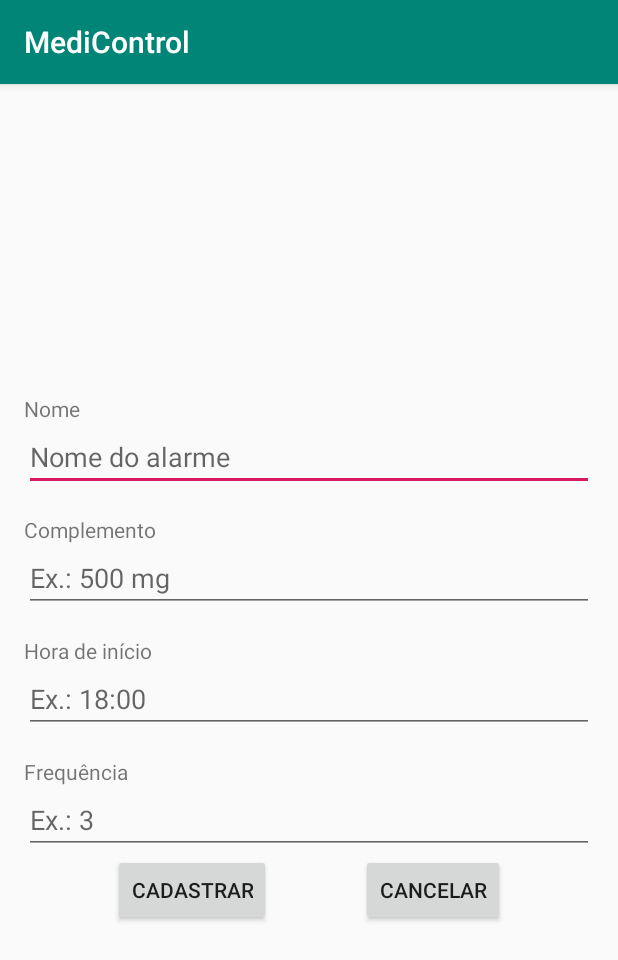
After one commit to hermanodfc/mpoo-medicontrol, an Android app: the AlarmeCadastroActivity screen opened directly, with no data from a screen before it, on a phone screen of 412 x 824 dp. The commit adds this screen. Shown: the top 960 px of the screen. Run offline under Robolectric (Android 15) with nearby library versions, the phone set to English and light mode, and no system bars.

Commit message:
Alteracoes por Thamires e Neto

```diff
--- a/app/src/main/AndroidManifest.xml
+++ b/app/src/main/AndroidManifest.xml
@@ -14,19 +14,21 @@
         android:roundIcon="@mipmap/ic_launcher_round"
         android:supportsRtl="true"
         android:theme="@style/AppTheme">
-        <activity android:name=".usuario.ui.CadastroActivity"></activity>
+        <activity android:name=".alarme.ui.AlarmeCadastroActivity"></activity>
+        <activity android:name=".usuario.ui.CadastroActivity" />
         <activity
             android:name=".usuario.ui.LoginActivity"
             android:label="@string/app_name">
             <intent-filter>
                 <action android:name="android.intent.action.MAIN" />
+
                 <category android:name="android.intent.category.LAUNCHER" />
             </intent-filter>
         </activity>
         <activity
             android:name=".infra.ui.MainActivity"
             android:label="@string/title_activity_main"
-            android:theme="@style/AppTheme.NoActionBar"></activity>
+            android:theme="@style/AppTheme.NoActionBar" />
     </application>
 
 </manifest>
--- /dev/null
+++ b/app/src/main/java/com/adht/android/medicontrol/alarme/persistencia/IAlarmeDao.java
@@ -0,0 +1,9 @@
+package com.adht.android.medicontrol.alarme.persistencia;
+
+import com.adht.android.medicontrol.alarme.dominio.Alarme;
+import com.adht.android.medicontrol.infra.MediControlException;
+
+public interface IAlarmeDao {
+    Alarme getAlarme(String nome) throws MediControlException;
+    void cadastrar(Alarme alarme) throws MediControlException;
+}
--- /dev/null
+++ b/app/src/main/res/layout/activity_alarme_cadastro.xml
@@ -0,0 +1,36 @@
+<?xml version="1.0" encoding="utf-8"?>
+<LinearLayout xmlns:android="http://schemas.android.com/apk/res/android"
+    xmlns:app="http://schemas.android.com/apk/res-auto"
+    xmlns:tools="http://schemas.android.com/tools"
+    android:layout_width="match_parent"
+    android:layout_height="wrap_content"
+    android:layout_gravity="center"
+    android:gravity="center"
+    android:orientation="vertical">
+
+    <ProgressBar
+        android:id="@+id/progressBarAlarmeCadastro"
+        style="@android:style/Widget.Holo.Light.ProgressBar.Large"
+        android:layout_width="wrap_content"
+        android:layout_height="wrap_content"
+        android:visibility="gone"
+        app:layout_constraintTop_toTopOf="parent"
+        tools:visibility="gone" />
+
+    <ScrollView
+        android:id="@+id/scrollViewAlarmeCadastro"
+        android:layout_width="match_parent"
+        android:layout_height="wrap_content">
+
+        <LinearLayout
+            android:layout_width="match_parent"
+            android:layout_height="wrap_content"
+            android:orientation="vertical">
+
+            <include layout="@layout/alarme" />
+
+            <include layout="@layout/cadastrar_buttons" />
+        </LinearLayout>
+    </ScrollView>
+
+</LinearLayout>
--- /dev/null
+++ b/app/src/main/res/layout/alarme.xml
@@ -0,0 +1,120 @@
+<?xml version="1.0" encoding="utf-8"?>
+<androidx.constraintlayout.widget.ConstraintLayout xmlns:android="http://schemas.android.com/apk/res/android"
+    xmlns:app="http://schemas.android.com/apk/res-auto"
+    xmlns:tools="http://schemas.android.com/tools"
+    android:layout_width="match_parent"
+    android:layout_height="wrap_content"
+    android:layout_gravity="center">
+
+    <ScrollView
+        android:layout_width="match_parent"
+        android:layout_height="match_parent">
+
+        <androidx.constraintlayout.widget.ConstraintLayout
+            android:layout_width="match_parent"
+            android:layout_height="match_parent">
+
+            <TextView
+                android:id="@+id/textViewNameAlarme"
+                android:layout_width="wrap_content"
+                android:layout_height="wrap_content"
+                android:layout_marginStart="16dp"
+                android:text="@string/name"
+                app:layout_constraintStart_toStartOf="parent"
+                app:layout_constraintTop_toTopOf="parent" />
+
+            <EditText
+                android:id="@+id/editTextNameAlarme"
+                android:layout_width="0dp"
+                android:layout_height="wrap_content"
+                android:layout_marginStart="16dp"
+                android:layout_marginEnd="16dp"
+                android:ems="10"
+                android:hint="@string/nome_do_alarme"
+                android:inputType="textPersonName"
+                app:layout_constraintEnd_toEndOf="parent"
+                app:layout_constraintHorizontal_bias="1.0"
+                app:layout_constraintStart_toStartOf="parent"
+                app:layout_constraintTop_toBottomOf="@+id/textViewNameAlarme" />
+
+
+
+
+            <TextView
+                android:id="@+id/textViewComplemento"
+                android:layout_width="wrap_content"
+                android:layout_height="wrap_content"
+                android:layout_marginStart="16dp"
+                android:layout_marginTop="16dp"
+                android:text="@string/complemento"
+                app:layout_constraintStart_toStartOf="parent"
+                app:layout_constraintTop_toBottomOf="@+id/editTextNameAlarme" />
+
+            <EditText
+                android:id="@+id/editTextComplemento"
+                android:layout_width="0dp"
+                android:layout_height="wrap_content"
+                android:layout_marginStart="16dp"
+                android:layout_marginEnd="16dp"
+                android:cursorVisible="false"
+                android:editable="false"
+                android:ems="10"
+                android:hint="@string/ex_complemento"
+                android:inputType="none"
+                android:maxLength="10"
+                app:layout_constraintEnd_toEndOf="parent"
+                app:layout_constraintStart_toStartOf="parent"
+                app:layout_constraintTop_toBottomOf="@+id/textViewComplemento" />
+
+            <TextView
+                android:id="@+id/textViewInicio"
+                android:layout_width="wrap_content"
+                android:layout_height="wrap_content"
+                android:layout_marginStart="16dp"
+                android:layout_marginTop="16dp"
+                android:text="@string/hora_de_inicio"
+                app:layout_constraintStart_toStartOf="parent"
+                app:layout_constraintTop_toBottomOf="@+id/editTextComplemento" />
+
+            <EditText
+                android:id="@+id/editTextInicio"
+                android:layout_width="0dp"
+                android:layout_height="wrap_content"
+                android:layout_marginStart="16dp"
+                android:layout_marginEnd="16dp"
+                android:ems="10"
+                android:hint="@string/ex_inicio"
+                android:inputType="textEmailAddress"
+                app:layout_constraintEnd_toEndOf="parent"
+                app:layout_constraintStart_toStartOf="parent"
+                app:layout_constraintTop_toBottomOf="@+id/textViewInicio" />
+
+            <TextView
+                android:id="@+id/textViewFrequencia"
+                android:layout_width="wrap_content"
+                android:layout_height="wrap_content"
+                android:layout_marginStart="16dp"
+                android:layout_marginTop="16dp"
+                android:text="@string/frequencia"
+                app:layout_constraintStart_toStartOf="parent"
+                app:layout_constraintTop_toBottomOf="@+id/editTextInicio" />
+
+            <EditText
+                android:id="@+id/editTextFrequencia"
+                android:layout_width="0dp"
+                android:layout_height="wrap_content"
+                android:layout_marginStart="16dp"
+                android:layout_marginEnd="16dp"
+                android:ems="10"
+                android:hint="@string/ex_frequencia"
+                android:inputType="textEmailAddress"
+                app:layout_constraintEnd_toEndOf="parent"
+                app:layout_constraintStart_toStartOf="parent"
+                app:layout_constraintTop_toBottomOf="@+id/textViewFrequencia" />
+
+
+
+
+        </androidx.constraintlayout.widget.ConstraintLayout>
+    </ScrollView>
+</androidx.constraintlayout.widget.ConstraintLayout>
--- a/app/src/main/res/values/strings.xml
+++ b/app/src/main/res/values/strings.xml
@@ -47,4 +47,15 @@
     <string name="lbl_alarmacess">Acessar alarmes</string>
     <string name="lbl_amigoadd">Adicionar amigo</string>
     <string name="lbl_amigos">Lista de amigos</string>
+    <string name="nome_do_alarme">Nome do alarme</string>
+    <string name="complemento">Complemento</string>
+    <string name="ex_complemento">Ex.: 500 mg</string>
+    <string name="hora_de_inicio">Hora de início</string>
+    <string name="ex_inicio">Ex.: 18:00</string>
+    <string name="frequencia">Frequência</string>
+    <string name="ex_frequencia">Ex.: 3</string>
+
+    //Strings da validação de cadastro dos alarmes
+    <string name="nome_incorreto">Por favor preencha o campo</string>
+
 </resources>
```
Also changed, not shown: app/src/main/java/com/adht/android/medicontrol/alarme/dominio/Alarme.java (added, +58 -0 lines), app/src/main/java/com/adht/android/medicontrol/alarme/negocio/AlarmeServices.java (added, +22 -0 lines), app/src/main/java/com/adht/android/medicontrol/alarme/persistencia/AlarmeDAOSQLite.java (added, +48 -0 lines), app/src/main/java/com/adht/android/medicontrol/alarme/ui/AlarmeCadastroActivity.java (added, +247 -0 lines), app/src/main/java/com/adht/android/medicontrol/infra/persistencia/DBHelper.java (+41 -1 lines), app/src/main/java/com/adht/android/medicontrol/infra/ui/MainActivity.java (+7 -1 lines), 2553 other files.
